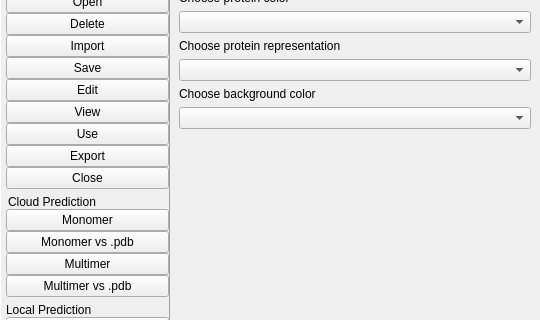
Old version of the form pyssa/gui/ui/forms/mainWindow_alt.ui in the repository urban233/PySSA; both pictures show x 0 to 540 and y 115 to 435 of the 540 by 963 pixel window.
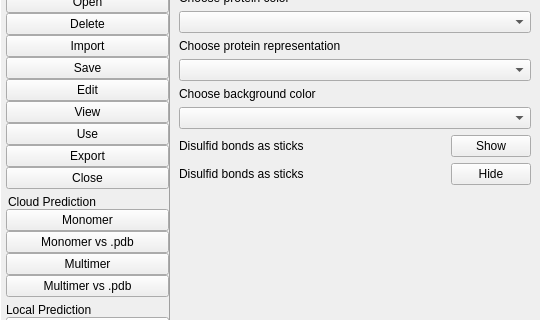
New version of the form. The open tabs and pages were chosen to show the change. Icons and pictures are not drawn.

Commit message: feat: show & hide disulfid bonds

Diff of the .ui file:
```diff
--- a/pyssa/gui/ui/forms/mainWindow_alt.ui
+++ b/pyssa/gui/ui/forms/mainWindow_alt.ui
@@ -6939,6 +6939,68 @@
                 </item>
                </layout>
               </item>
+              <item>
+               <layout class="QHBoxLayout" name="horizontalLayout_101">
+                <item>
+                 <widget class="QLabel" name="lbl_disulfid_bond_1">
+                  <property name="text">
+                   <string>Disulfid bonds as sticks</string>
+                  </property>
+                 </widget>
+                </item>
+                <item>
+                 <spacer name="horizontalSpacer_79">
+                  <property name="orientation">
+                   <enum>Qt::Horizontal</enum>
+                  </property>
+                  <property name="sizeHint" stdset="0">
+                   <size>
+                    <width>40</width>
+                    <height>20</height>
+                   </size>
+                  </property>
+                 </spacer>
+                </item>
+                <item>
+                 <widget class="QPushButton" name="btn_disulfid_bond_show">
+                  <property name="text">
+                   <string>Show</string>
+                  </property>
+                 </widget>
+                </item>
+               </layout>
+              </item>
+              <item>
+               <layout class="QHBoxLayout" name="horizontalLayout_105">
+                <item>
+                 <widget class="QLabel" name="lbl_disulfid_bond_2">
+                  <property name="text">
+                   <string>Disulfid bonds as sticks</string>
+                  </property>
+                 </widget>
+                </item>
+                <item>
+                 <spacer name="horizontalSpacer_95">
+                  <property name="orientation">
+                   <enum>Qt::Horizontal</enum>
+                  </property>
+                  <property name="sizeHint" stdset="0">
+                   <size>
+                    <width>40</width>
+                    <height>20</height>
+                   </size>
+                  </property>
+                 </spacer>
+                </item>
+                <item>
+                 <widget class="QPushButton" name="btn_disulfid_bond_hide">
+                  <property name="text">
+                   <string>Hide</string>
+                  </property>
+                 </widget>
+                </item>
+               </layout>
+              </item>
               <item>
                <spacer name="verticalSpacer_21">
                 <property name="orientation">
```
Left out of the diff: 2 changed lines with no effect on the pictures. The commit also changes 3 other files.
